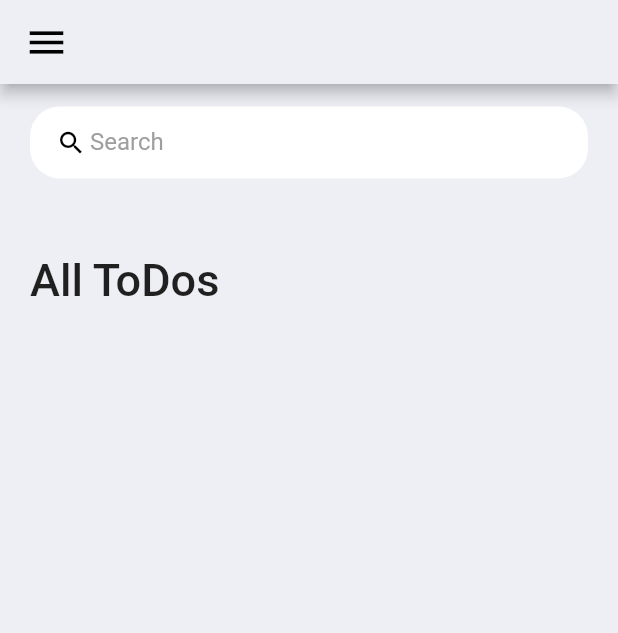
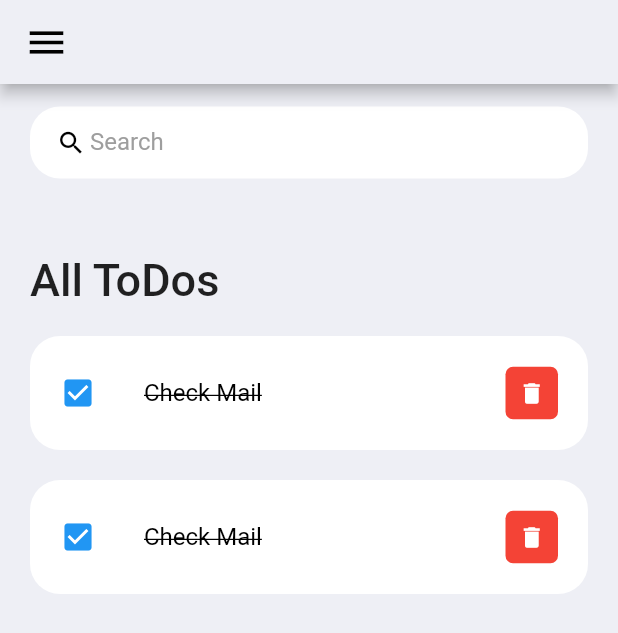
Before and after one commit to 7beat/Flutter, a Flutter app: the screen it shows after launch, on a phone screen of 412 x 824 dp. Shown: the top 633 px of the screen. Run offline on Flutter 3.47's test engine with Material 2 defaults, Android fonts, the phone set to English and light mode, and no system bars.

Commit message:
Added todos

```diff
--- a/lib/screens/home.dart
+++ b/lib/screens/home.dart
@@ -1,5 +1,6 @@
 import 'package:flutter/material.dart';
 import 'package:untitled/constants/colors.dart';
+import 'package:untitled/widgets/todo_item.dart';
 
 class Home extends StatelessWidget {
   const Home({Key? key}) : super(key: key);
@@ -30,6 +31,8 @@ class Home extends StatelessWidget {
                         ),
                       ),
                     ),
+                    ToDoItem(),
+                    ToDoItem(),
                   ],
                 )
             )
--- a/lib/widgets/todo_item.dart
+++ b/lib/widgets/todo_item.dart
@@ -0,0 +1,47 @@
+import 'package:flutter/material.dart';
+
+class ToDoItem extends StatelessWidget {
+  const ToDoItem({Key? key}) : super(key: key);
+
+  @override
+  Widget build(BuildContext context) {
+    return Container(
+      margin: EdgeInsets.only(bottom: 20),
+      child: ListTile(
+        onTap: () {
+          print('Clicked on ToDo item');
+        },
+        shape: RoundedRectangleBorder(
+          borderRadius: BorderRadius.circular(20)
+        ),
+        contentPadding: EdgeInsets.symmetric(horizontal: 20, vertical: 10),
+        tileColor: Colors.white,
+        leading: Icon(Icons.check_box, color: Colors.blue,),
+        title: Text('Check Mail', style: TextStyle(
+            fontSize: 16,
+            color: Colors.black,
+            decoration: TextDecoration.lineThrough,
+        ),
+        ),
+        trailing: Container(
+          //padding: EdgeInsets.all(0),
+          //margin: EdgeInsets.symmetric(vertical: 12),
+          width: 35,
+          height: 35,
+          decoration: BoxDecoration(
+            color: Colors.red,
+            borderRadius: BorderRadius.circular(5),
+          ),
+          child: IconButton(
+            color: Colors.white,
+            iconSize: 18,
+            icon: Icon(Icons.delete),
+            onPressed: () {
+              print('Clicked on delete icon');
+            },
+          ),
+        ),
+      )
+    );
+  }
+}
```
